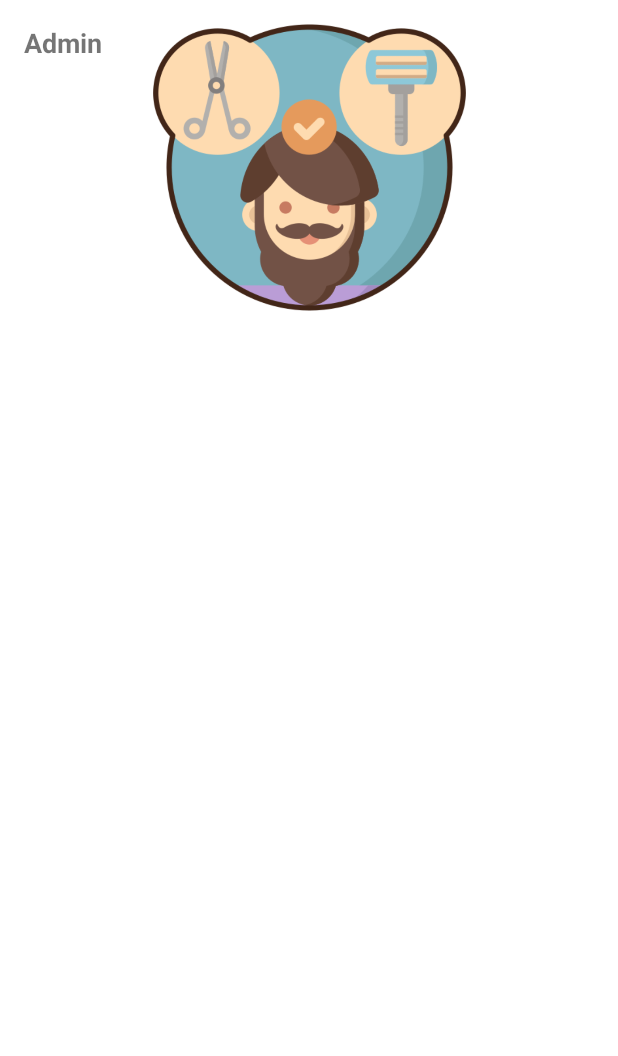
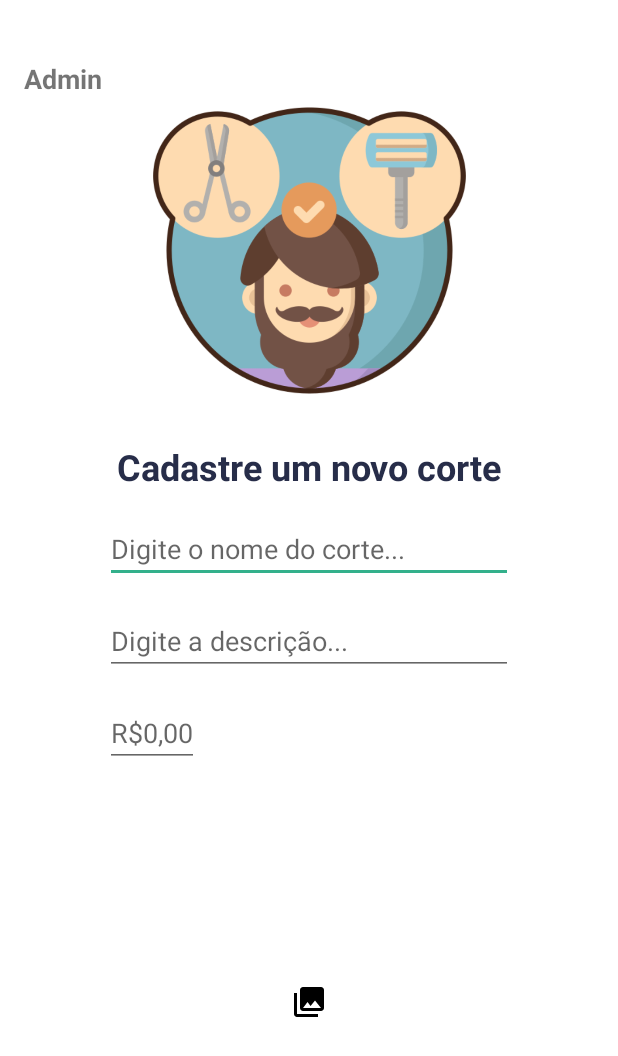
Before and after one commit to geraldoneto771/Aplicativo-Barbearia-Kotlin, an Android app: the layout fragment_cadastro_corte.xml on its own in the app's theme, with its tools: preview values and no code run, on a phone screen of 412 x 824 dp. Shown: the top 1056 px of the screen. Run offline under Robolectric (Android 15) with nearby library versions, the phone set to English and light mode, and no system bars.

Commit message:
"Design da tela de cadastro de corte e inserção de imagem com erro"

```diff
--- a/app/src/main/java/com/example/barbeariakotlin/ui/home/HomeViewModel.kt
+++ b/app/src/main/java/com/example/barbeariakotlin/ui/login/LoginViewModel.kt
@@ -1,13 +1,13 @@
-package com.example.barbeariakotlin.ui.home
+package com.example.barbeariakotlin.ui.login
 
 import androidx.lifecycle.LiveData
 import androidx.lifecycle.MutableLiveData
 import androidx.lifecycle.ViewModel
 
-class HomeViewModel : ViewModel() {
+class LoginViewModel : ViewModel() {
 
     private val _text = MutableLiveData<String>().apply {
-        value = "This is home Fragment"
+        value = "This is login Fragment"
     }
     val text: LiveData<String> = _text
 }
--- a/app/src/main/res/layout/fragment_cadastro_corte.xml
+++ b/app/src/main/res/layout/fragment_cadastro_corte.xml
@@ -4,7 +4,7 @@
     android:layout_width="match_parent"
     android:layout_height="match_parent"
     xmlns:app="http://schemas.android.com/apk/res-auto"
-    tools:context=".CadastroCorte">
+    tools:context=".ui.registre.CadastroCorteFragment">
 
     <!-- TODO: Update blank fragment layout -->
     <TextView
@@ -17,15 +17,70 @@
         app:layout_constraintTop_toTopOf="parent"
         app:layout_constraintStart_toStartOf="parent"
         android:layout_marginStart="16dp"
-        android:layout_marginTop="16dp"/>
+        android:layout_marginTop="40dp"/>
 
     <ImageView
-        android:id="@+id/img_admin"
+        android:id="@+id/img_registre_corte"
         android:layout_width="246dp"
         android:layout_height="223dp"
         android:src="@drawable/icon_cadastro_corte"
+        android:layout_marginTop="55dp"
         app:layout_constraintEnd_toEndOf="parent"
         app:layout_constraintStart_toStartOf="parent"
-       android:layout_marginTop="100dp" />
+        app:layout_constraintTop_toTopOf="parent" />
+
+    <TextView
+        android:id="@+id/text_registre_new_corte"
+        android:layout_width="match_parent"
+        android:layout_height="wrap_content"
+        android:text="Cadastre um novo corte"
+        android:textSize="24sp"
+        android:textColor="#272D49"
+        android:gravity="center"
+        android:textStyle="bold"
+        android:layout_marginHorizontal="16dp"
+        android:layout_marginTop="16dp"
+        app:layout_constraintStart_toStartOf="parent"
+        app:layout_constraintTop_toBottomOf="@+id/img_registre_corte" />
+
+    <EditText
+        android:id="@+id/edit_name_corte"
+        android:layout_width="match_parent"
+        android:layout_height="wrap_content"
+        android:layout_marginTop="16dp"
+        android:layout_marginHorizontal="70dp"
+        android:hint="Digite o nome do corte..."
+        app:layout_constraintStart_toStartOf="parent"
+        app:layout_constraintTop_toBottomOf="@+id/text_registre_new_corte"/>
+    <EditText
+        android:id="@+id/edit_description_corte"
+        android:layout_width="match_parent"
+        android:layout_height="wrap_content"
+        android:layout_marginTop="16dp"
+        android:layout_marginHorizontal="70dp"
+        android:hint="Digite a descrição..."
+        app:layout_constraintStart_toStartOf="parent"
+        app:layout_constraintTop_toBottomOf="@+id/edit_name_corte"/>
+    <EditText
+        android:id="@+id/edit_price_corte"
+        android:layout_width="wrap_content"
+        android:layout_height="wrap_content"
+        android:layout_marginTop="16dp"
+        android:layout_marginHorizontal="70dp"
+        android:hint="R$0,00"
+        app:layout_constraintStart_toStartOf="parent"
+        app:layout_constraintTop_toBottomOf="@+id/edit_description_corte"/>
+
+    <ImageButton
+        android:id="@+id/add_image_corte"
+        style="@style/Widget.AppCompat.Button.Borderless"
+        android:layout_width="0dp"
+        android:layout_height="wrap_content"
+        android:src="@drawable/ic_menu_gallery"
+        app:layout_constraintBottom_toBottomOf="parent"
+        app:layout_constraintEnd_toEndOf="parent"
+        app:layout_constraintStart_toStartOf="parent"
+        app:layout_constraintTop_toBottomOf="@+id/edit_price_corte" />
+
 
 </androidx.constraintlayout.widget.ConstraintLayout>
--- a/app/src/main/res/layout/fragment_login.xml
+++ b/app/src/main/res/layout/fragment_login.xml
@@ -5,7 +5,7 @@
     android:layout_width="match_parent"
     android:layout_height="match_parent"
     android:background="@drawable/background02"
-    tools:context=".ui.home.HomeFragment">
+    tools:context=".ui.login.LoginFragment">
 
     <ImageView
         android:id="@+id/logo"
```
Also changed, not shown: app/src/main/AndroidManifest.xml (+12 -1 lines), app/src/main/java/com/example/barbeariakotlin/CadastroCorte.kt (deleted, +0 -59 lines), app/src/main/java/com/example/barbeariakotlin/ui/home/HomeFragment.kt (deleted, +0 -43 lines), app/src/main/java/com/example/barbeariakotlin/ui/login/LoginFragment.kt (added, +45 -0 lines), app/src/main/java/com/example/barbeariakotlin/ui/registre/CadastroCorteFragment.kt (added, +137 -0 lines), app/src/main/res/navigation/mobile_navigation.xml (+7 -3 lines).
